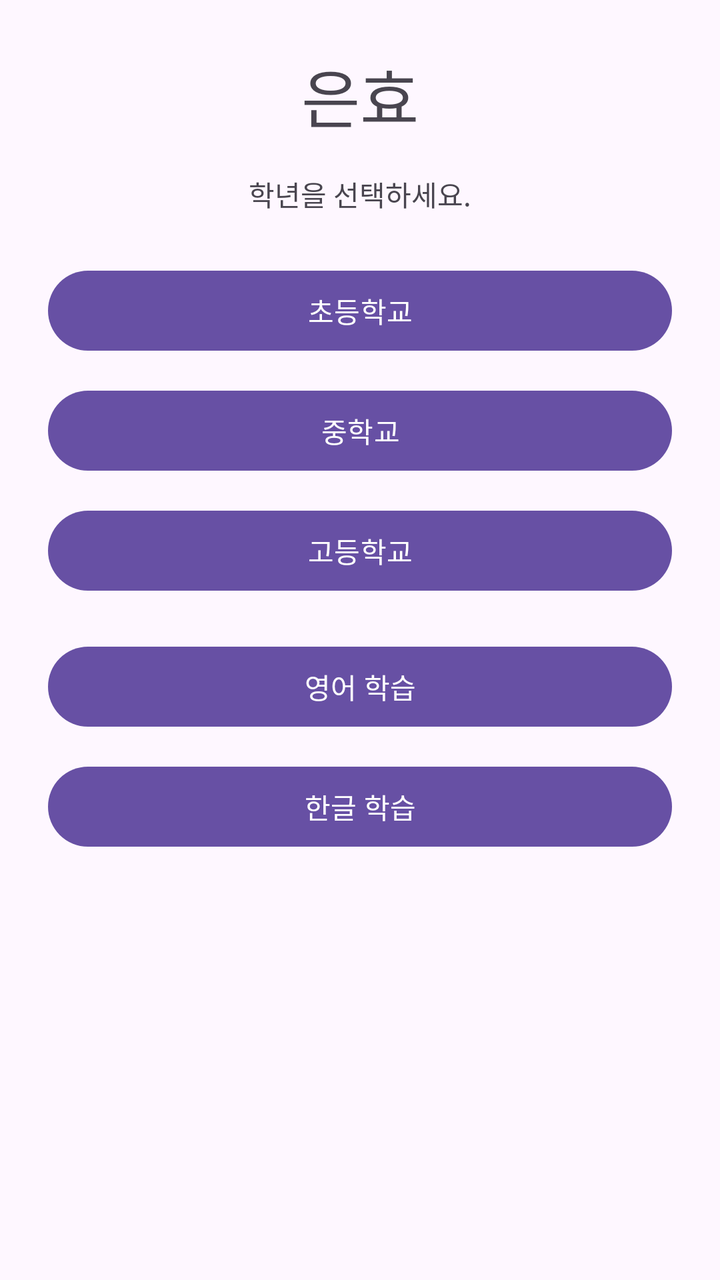
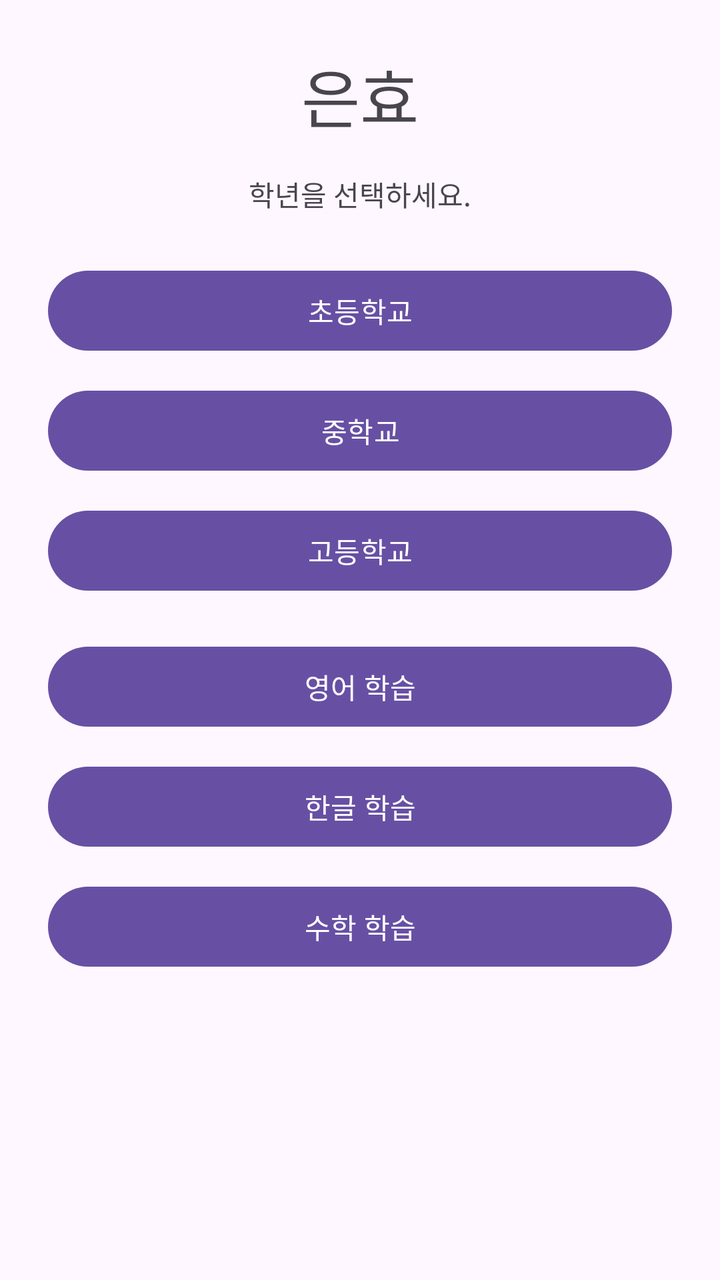

Screens rendered from an Android XML layout before and after an edit, with the pre-edit source and the edit as a unified diff.
<!-- AndroidManifest.xml: application theme Theme.Eunhyo2 -->
<!-- res/layout/activity_main.xml -->
<?xml version="1.0" encoding="utf-8"?>
<ScrollView xmlns:android="http://schemas.android.com/apk/res/android"
    android:layout_width="match_parent"
    android:layout_height="match_parent">

    <LinearLayout
        android:layout_width="match_parent"
        android:layout_height="wrap_content"
        android:orientation="vertical"
        android:gravity="center_horizontal"
        android:padding="24dp">

        <TextView
            android:layout_width="wrap_content"
            android:layout_height="wrap_content"
            android:text="@string/app_name"
            android:textAppearance="@style/TextAppearance.Material3.HeadlineLarge" />

        <TextView
            android:id="@+id/textStatus"
            android:layout_width="wrap_content"
            android:layout_height="wrap_content"
            android:layout_marginTop="16dp"
            android:text="@string/select_grade" />

        <com.google.android.material.button.MaterialButton
            android:id="@+id/buttonElementary"
            android:layout_width="match_parent"
            android:layout_height="wrap_content"
            android:layout_marginTop="24dp"
            android:text="@string/elementary" />

        <com.google.android.material.button.MaterialButton
            android:id="@+id/buttonMiddle"
            android:layout_width="match_parent"
            android:layout_height="wrap_content"
            android:layout_marginTop="12dp"
            android:text="@string/middle" />

        <com.google.android.material.button.MaterialButton
            android:id="@+id/buttonHigh"
            android:layout_width="match_parent"
            android:layout_height="wrap_content"
            android:layout_marginTop="12dp"
            android:text="@string/high" />

        <com.google.android.material.button.MaterialButton
            android:id="@+id/buttonEnglishStudy"
            android:layout_width="match_parent"
            android:layout_height="wrap_content"
            android:layout_marginTop="20dp"
            android:text="@string/english_study" />

        <com.google.android.material.button.MaterialButton
            android:id="@+id/buttonKoreanStudy"
            android:layout_width="match_parent"
            android:layout_height="wrap_content"
            android:layout_marginTop="12dp"
            android:text="@string/korean_study" />
    </LinearLayout>
</ScrollView>
<!-- resources referenced by this layout -->
<resources>
  <string name="app_name">은효</string>
  <string name="elementary">초등학교</string>
  <string name="english_study">영어 학습</string>
  <string name="high">고등학교</string>
  <string name="korean_study">한글 학습</string>
  <string name="middle">중학교</string>
  <string name="select_grade">학년을 선택하세요.</string>
  <style name="Theme.Eunhyo2" parent="Theme.Material3.DayNight.NoActionBar">
          <item name="android:windowLightStatusBar">true</item>
      </style>
</resources>

<!-- the commit's change to res/layout/activity_main.xml (unified diff, before → after) -->
@@ -57,5 +57,12 @@
             android:layout_height="wrap_content"
             android:layout_marginTop="12dp"
             android:text="@string/korean_study" />
+
+        <com.google.android.material.button.MaterialButton
+            android:id="@+id/buttonMathStudy"
+            android:layout_width="match_parent"
+            android:layout_height="wrap_content"
+            android:layout_marginTop="12dp"
+            android:text="@string/math_study" />
     </LinearLayout>
 </ScrollView>
<!-- resource entries referenced after the edit -->
@@ -5,6 +5,7 @@
   <string name="english_study">영어 학습</string>
   <string name="high">고등학교</string>
   <string name="korean_study">한글 학습</string>
+  <string name="math_study">수학 학습</string>
   <string name="middle">중학교</string>
   <string name="select_grade">학년을 선택하세요.</string>
   <style name="Theme.Eunhyo2" parent="Theme.Material3.DayNight.NoActionBar">
